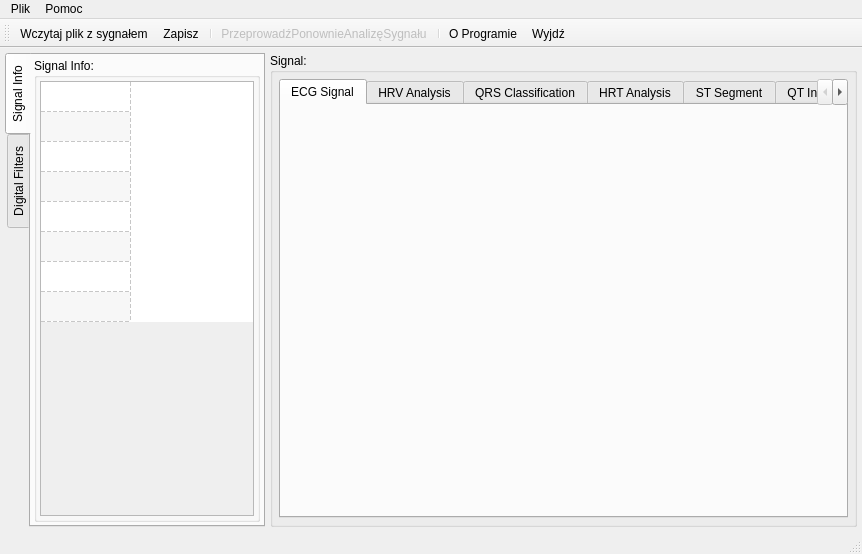
Old version of the form ecganalyzer.ui in the repository mateuszbaran/ECG-analyzer.
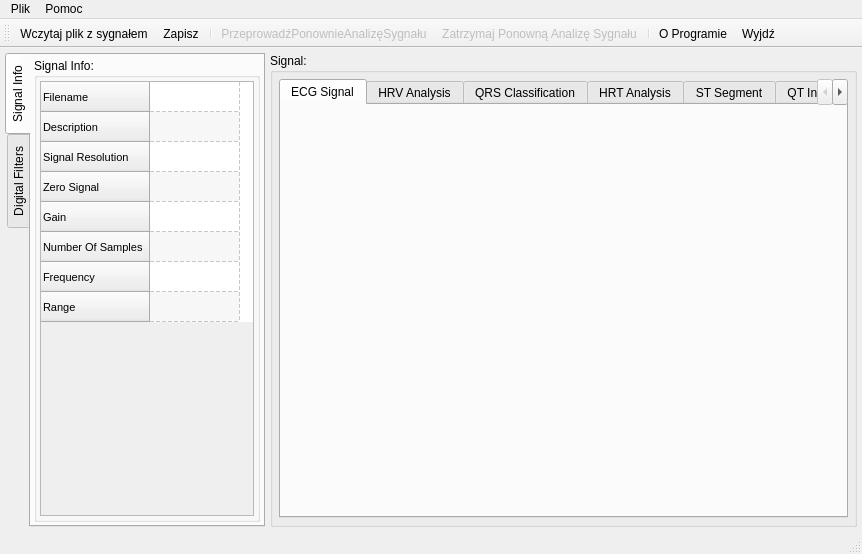
New version of the form. The open tabs and pages were chosen to show the change. Icons and pictures are not drawn. Custom widgets are drawn as their Qt base class.

Commit message: * (+) Przycisk start/stop * (~) Wczytywanie sygnału

Patch:
```diff
--- a/ecganalyzer.ui
+++ b/ecganalyzer.ui
@@ -188,7 +188,7 @@
                     <bool>false</bool>
                    </attribute>
                    <attribute name="verticalHeaderVisible">
-                    <bool>false</bool>
+                    <bool>true</bool>
                    </attribute>
                    <attribute name="verticalHeaderCascadingSectionResizes">
                     <bool>false</bool>
@@ -1248,6 +1248,9 @@
    <addaction name="menuPomoc"/>
   </widget>
   <widget class="QToolBar" name="mainToolBar">
+   <property name="enabled">
+    <bool>true</bool>
+   </property>
    <attribute name="toolBarArea">
     <enum>TopToolBarArea</enum>
    </attribute>
@@ -1258,6 +1261,7 @@
    <addaction name="actionZapiszPlik"/>
    <addaction name="separator"/>
    <addaction name="actionPrzeprowadzPonownieAnalizeSygnalu"/>
+   <addaction name="actionZatrzymajPonownaAnalizeSygnalu"/>
    <addaction name="separator"/>
    <addaction name="actionO_Programie"/>
    <addaction name="actionWyjdz"/>
@@ -1335,6 +1339,18 @@
     <string>PrzeprowadźPonownieAnalizęSygnału</string>
    </property>
   </action>
+  <action name="actionZatrzymajPonownaAnalizeSygnalu">
+   <property name="enabled">
+    <bool>false</bool>
+   </property>
+   <property name="icon">
+    <iconset resource="ecganalyzer.qrc">
+     <normaloff>:/ECGanalyzer/icons/player_stop.png</normaloff>:/ECGanalyzer/icons/player_stop.png</iconset>
+   </property>
+   <property name="text">
+    <string>Zatrzymaj Ponowną Analizę Sygnału</string>
+   </property>
+  </action>
  </widget>
  <layoutdefault spacing="6" margin="11"/>
  <customwidgets>
```
Left out of the diff: 4 changed lines with no effect on the pictures. The commit also changes 5 other files.
